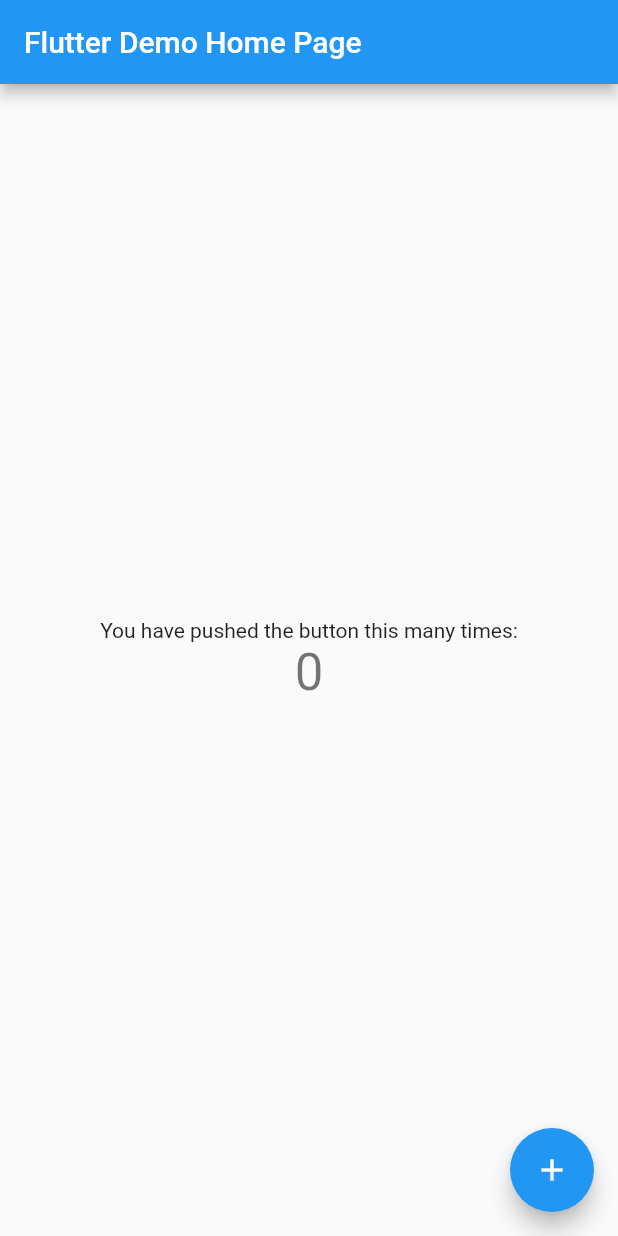
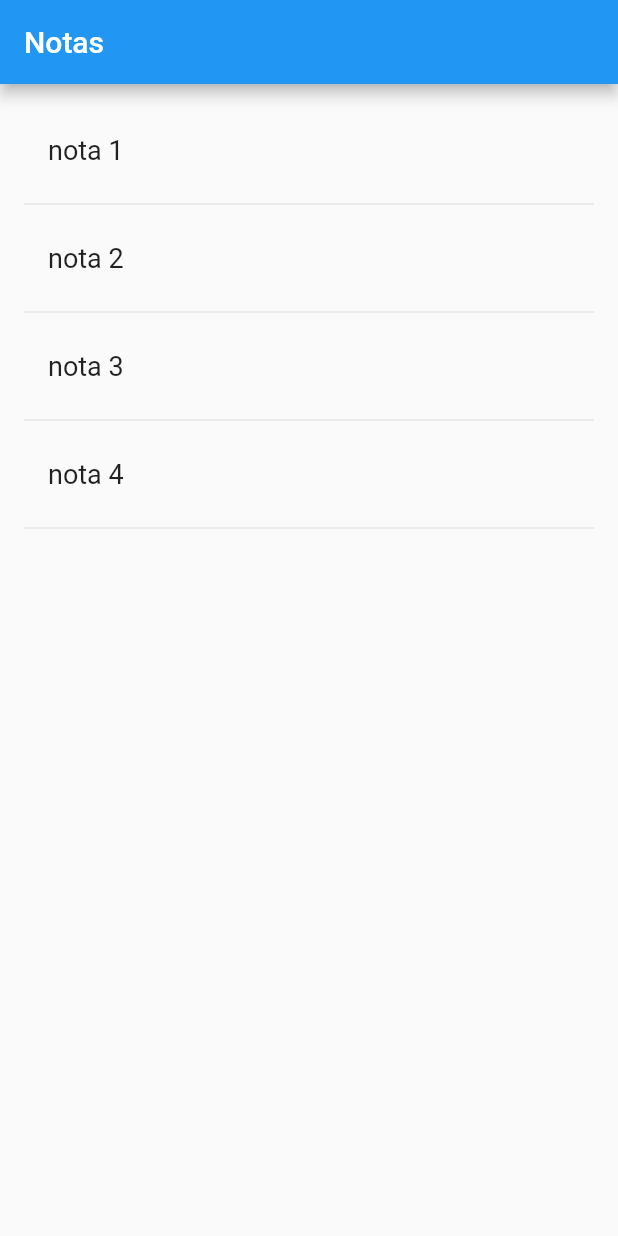
Before and after one commit to ale-tasistro/timestamped-short-notes, a Flutter app: the screen it shows after launch, on a phone screen of 412 x 824 dp. Run offline on Flutter 3.47's test engine with Material 2 defaults, Android fonts, the phone set to English and light mode, and no system bars.

Commit message:
Displaying simple hardcoded note list

```diff
--- a/lib/main.dart
+++ b/lib/main.dart
@@ -1,4 +1,9 @@
+// Copyright 2018 The Flutter team. All rights reserved.
+// Use of this source code is governed by a BSD-style license that can be
+// found in the LICENSE file.
+
 import 'package:flutter/material.dart';
+import 'note.dart';
 
 void main() {
   runApp(const MyApp());
@@ -7,109 +12,58 @@ void main() {
 class MyApp extends StatelessWidget {
   const MyApp({Key? key}) : super(key: key);
 
-  // This widget is the root of your application.
   @override
   Widget build(BuildContext context) {
-    return MaterialApp(
-      title: 'Flutter Demo',
-      theme: ThemeData(
-        // This is the theme of your application.
-        //
-        // Try running your application with "flutter run". You'll see the
-        // application has a blue toolbar. Then, without quitting the app, try
-        // changing the primarySwatch below to Colors.green and then invoke
-        // "hot reload" (press "r" in the console where you ran "flutter run",
-        // or simply save your changes to "hot reload" in a Flutter IDE).
-        // Notice that the counter didn't reset back to zero; the application
-        // is not restarted.
-        primarySwatch: Colors.blue,
-      ),
-      home: const MyHomePage(title: 'Flutter Demo Home Page'),
+    return const MaterialApp(
+      title: 'Welcome to Flutter',
+      home: NotesList(),
     );
   }
 }
 
-class MyHomePage extends StatefulWidget {
-  const MyHomePage({Key? key, required this.title}) : super(key: key);
-
-  // This widget is the home page of your application. It is stateful, meaning
-  // that it has a State object (defined below) that contains fields that affect
-  // how it looks.
-
-  // This class is the configuration for the state. It holds the values (in this
-  // case the title) provided by the parent (in this case the App widget) and
-  // used by the build method of the State. Fields in a Widget subclass are
-  // always marked "final".
-
-  final String title;
+class NotesList extends StatefulWidget {
+  const NotesList({Key? key}) : super(key: key);
 
   @override
-  State<MyHomePage> createState() => _MyHomePageState();
+  _NotesListState createState() => _NotesListState();
 }
 
-class _MyHomePageState extends State<MyHomePage> {
-  int _counter = 0;
+class _NotesListState extends State<NotesList> {
 
-  void _incrementCounter() {
-    setState(() {
-      // This call to setState tells the Flutter framework that something has
-      // changed in this State, which causes it to rerun the build method below
-      // so that the display can reflect the updated values. If we changed
-      // _counter without calling setState(), then the build method would not be
-      // called again, and so nothing would appear to happen.
-      _counter++;
-    });
+  final _notes = <Note>[Note("nota 1"), Note("nota 2"), Note("nota 3"), Note("nota 4")];
+  final _biggerFont = const TextStyle(fontSize: 18);
+
+  Widget _buildList() {
+    return ListView.builder(
+        padding: const EdgeInsets.all(16),
+        itemCount: _notes.length,
+        itemBuilder: (BuildContext context, int index) {
+          return Column(
+            children: [
+              _buildRow(_notes[index]),
+              const Divider(),
+            ],
+          );
+        }
+    );
+  }
+
+  Widget _buildRow(Note nota) {
+    return ListTile(
+      title: Text(
+        nota.desc,
+        style: _biggerFont,
+      ),
+    );
   }
 
   @override
   Widget build(BuildContext context) {
-    // This method is rerun every time setState is called, for instance as done
-    // by the _incrementCounter method above.
-    //
-    // The Flutter framework has been optimized to make rerunning build methods
-    // fast, so that you can just rebuild anything that needs updating rather
-    // than having to individually change instances of widgets.
     return Scaffold(
       appBar: AppBar(
-        // Here we take the value from the MyHomePage object that was created by
-        // the App.build method, and use it to set our appbar title.
-        title: Text(widget.title),
+        title: const Text('Notas'),
       ),
-      body: Center(
-        // Center is a layout widget. It takes a single child and positions it
-        // in the middle of the parent.
-        child: Column(
-          // Column is also a layout widget. It takes a list of children and
-          // arranges them vertically. By default, it sizes itself to fit its
-          // children horizontally, and tries to be as tall as its parent.
-          //
-          // Invoke "debug painting" (press "p" in the console, choose the
-          // "Toggle Debug Paint" action from the Flutter Inspector in Android
-          // Studio, or the "Toggle Debug Paint" command in Visual Studio Code)
-          // to see the wireframe for each widget.
-          //
-          // Column has various properties to control how it sizes itself and
-          // how it positions its children. Here we use mainAxisAlignment to
-          // center the children vertically; the main axis here is the vertical
-          // axis because Columns are vertical (the cross axis would be
-          // horizontal).
-          mainAxisAlignment: MainAxisAlignment.center,
-          children: <Widget>[
-            const Text(
-              'You have pushed the button this many times:',
-            ),
-            Text(
-              '$_counter',
-              style: Theme.of(context).textTheme.headline4,
-            ),
-          ],
-        ),
-      ),
-      floatingActionButton: FloatingActionButton(
-        onPressed: _incrementCounter,
-        tooltip: 'Increment',
-        child: const Icon(Icons.add),
-      ), // This trailing comma makes auto-formatting nicer for build methods.
+      body: _buildList(),
     );
   }
 }
```
